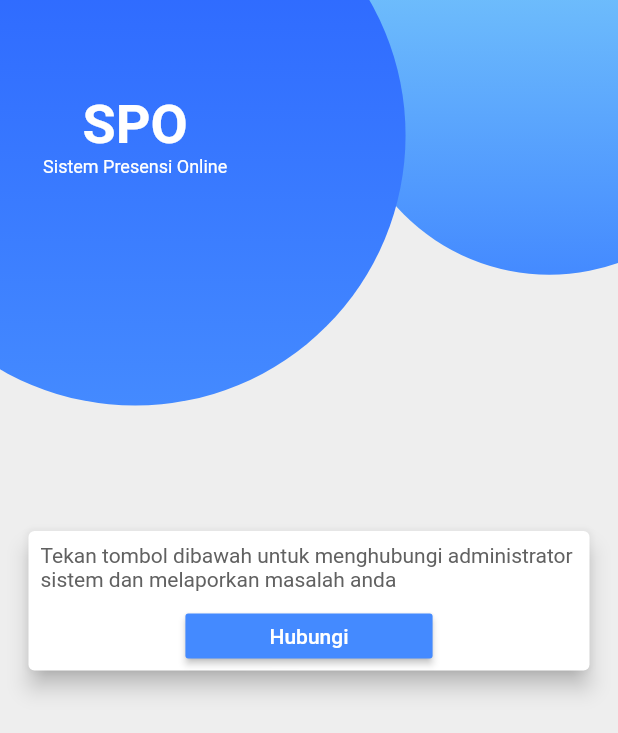
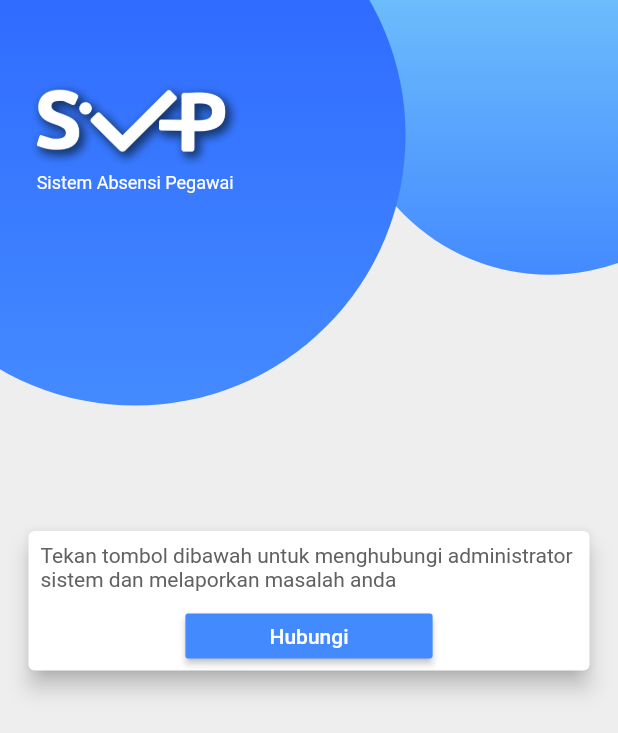
Before and after one commit to ryanaidilp/sistem_absensi_pegawai_app, a Flutter app: the ForgotPassScreen screen opened directly, on a phone screen of 412 x 824 dp. Shown: the top 733 px of the screen. Run offline on Flutter 3.47's test engine with Material 2 defaults, Android fonts, the phone set to English and light mode, and no system bars; our stand-ins replace auto_size_text, device_info, flare_flutter, flutter_countdown_timer, flutter_image_compress, geocoding and 7 more; missing offline and left inert: android_intent, qr_code_scanner; accounts and stored records are empty.

Commit message:
ref : - change app bar title - removed unused var

```diff
--- a/lib/main.dart
+++ b/lib/main.dart
@@ -123,7 +123,7 @@ class _MyAppState extends State<MyApp> {
       create: (_) => DataRepository(apiService: ApiService(api: API())),
       child: MaterialApp(
           debugShowCheckedModeBanner: false,
-          title: 'SPO Balaesang',
+          title: 'SIAP Balaesang',
           theme: ThemeData(
               primarySwatch: Colors.blue,
               backgroundColor: Colors.white,
--- a/lib/network/api.dart
+++ b/lib/network/api.dart
@@ -1,9 +1,7 @@
 enum Endpoint { login, logout, change_pass, users, presence, my, permission }
 
 class API {
-  // final String host = 'http://192.168.43.76:8000';
-
-  final String host = 'BASE_URL';
+  final String host = 'http://192.168.43.76:8000';
 
   String endpointUri(Endpoint endpoint) => '$host/api/${_paths[endpoint]}';
 
--- a/lib/screen/forgot_pass_screen.dart
+++ b/lib/screen/forgot_pass_screen.dart
@@ -39,15 +39,12 @@ class ForgotPassScreen extends StatelessWidget {
               child: Column(
                 mainAxisAlignment: MainAxisAlignment.center,
                 children: <Widget>[
-                  Text(
-                    'SPO',
-                    style: TextStyle(
-                        fontSize: 36.0,
-                        fontWeight: FontWeight.w600,
-                        color: Colors.white),
+                  Image.asset(
+                    'assets/logo/logo.png',
+                    width: 200,
                   ),
                   Text(
-                    'Sistem Presensi Online',
+                    'Sistem Absensi Pegawai',
                     style: TextStyle(fontSize: 12.0, color: Colors.white),
                   ),
                 ],
--- a/lib/screen/home_screen.dart
+++ b/lib/screen/home_screen.dart
@@ -362,9 +362,9 @@ class _HomeScreenState extends State<HomeScreen> {
                 logout();
               })
         ],
-        title: Text(
-          'SPO Balaesang',
-          style: TextStyle(color: Colors.white),
+        title: Image.asset(
+          'assets/logo/logo.png',
+          width: MediaQuery.of(context).size.width * 0.3,
         ),
       ),
       floatingActionButton: FloatingActionButton(
```
